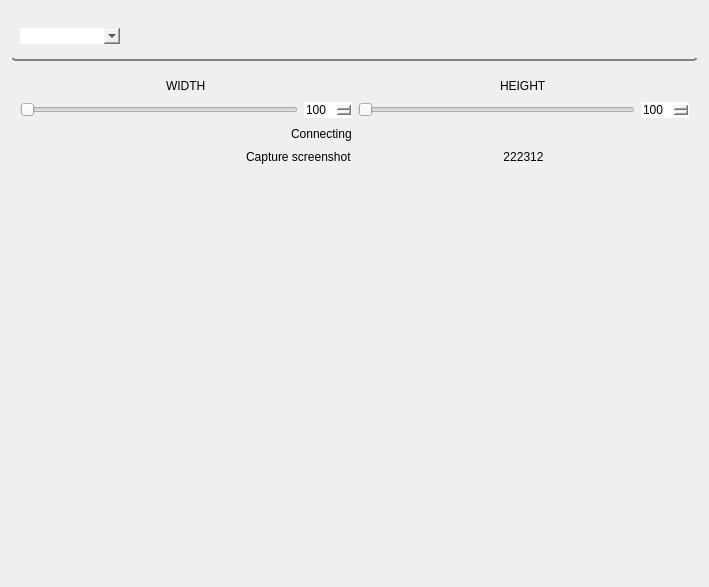
Old version of the form camera_panel/resource/camera_panel.ui in the repository GroupOfRobots/MiniRysRQT.
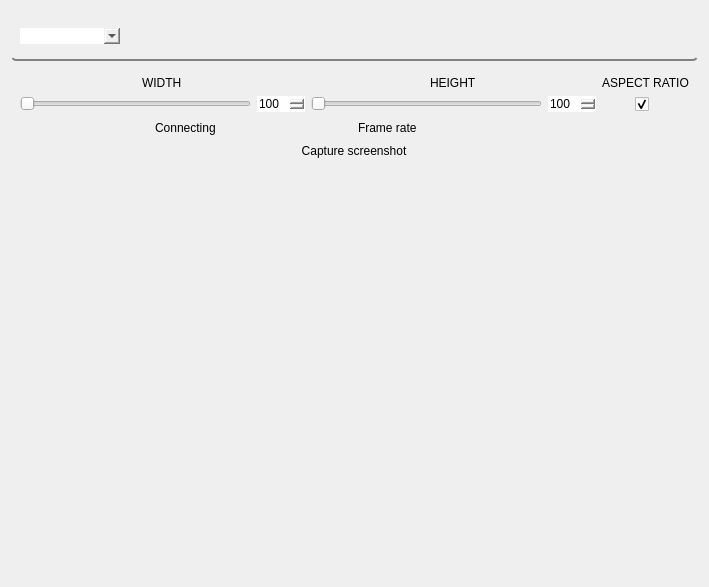
New version of the form. Icons and pictures are not drawn.

Commit message: aspect ratio poc

What changed in the file:
```diff
--- a/camera_panel/resource/camera_panel.ui
+++ b/camera_panel/resource/camera_panel.ui
@@ -218,7 +218,7 @@
                 <number>100</number>
                </property>
                <property name="maximum">
-                <number>3280</number>
+                <number>2464</number>
                </property>
               </widget>
              </item>
@@ -226,11 +226,45 @@
            </item>
           </layout>
          </item>
+         <item>
+          <layout class="QVBoxLayout" name="verticalLayout_5">
+           <item alignment="Qt::AlignTop">
+            <widget class="QLabel" name="label_3">
+             <property name="maximumSize">
+              <size>
+               <width>16777215</width>
+               <height>20</height>
+              </size>
+             </property>
+             <property name="text">
+              <string>&lt;html&gt;&lt;head/&gt;&lt;body&gt;&lt;p&gt;ASPECT RATIO&lt;/p&gt;&lt;/body&gt;&lt;/html&gt;</string>
+             </property>
+            </widget>
+           </item>
+           <item>
+            <layout class="QVBoxLayout" name="verticalLayout_6">
+             <item alignment="Qt::AlignHCenter|Qt::AlignVCenter">
+              <widget class="QCheckBox" name="aspectRatioCheckBoxUI">
+               <property name="text">
+                <string/>
+               </property>
+               <property name="checked">
+                <bool>true</bool>
+               </property>
+              </widget>
+             </item>
+            </layout>
+           </item>
+          </layout>
+         </item>
+         <item>
+          <layout class="QVBoxLayout" name="verticalLayout_3"/>
+         </item>
         </layout>
        </item>
        <item>
         <layout class="QHBoxLayout" name="horizontalLayout_2">
-         <item alignment="Qt::AlignRight">
+         <item alignment="Qt::AlignHCenter">
           <widget class="QLabel" name="counterLabelUI">
            <property name="maximumSize">
             <size>
@@ -252,7 +286,7 @@
             </size>
            </property>
            <property name="text">
-            <string/>
+            <string>Frame rate</string>
            </property>
           </widget>
          </item>
@@ -260,17 +294,10 @@
        </item>
        <item>
         <layout class="QHBoxLayout" name="horizontalLayout_7">
-         <item alignment="Qt::AlignRight">
-          <widget class="QLabel" name="label_3">
-           <property name="text">
-            <string>Capture screenshot</string>
-           </property>
-          </widget>
-         </item>
-         <item>
+         <item alignment="Qt::AlignHCenter">
           <widget class="QPushButton" name="screenshotButtonUI">
            <property name="text">
-            <string>222312</string>
+            <string>Capture screenshot</string>
            </property>
           </widget>
          </item>
```
Left out of the diff: 3 changed lines with no effect on the pictures. The commit also changes 7 other files.
